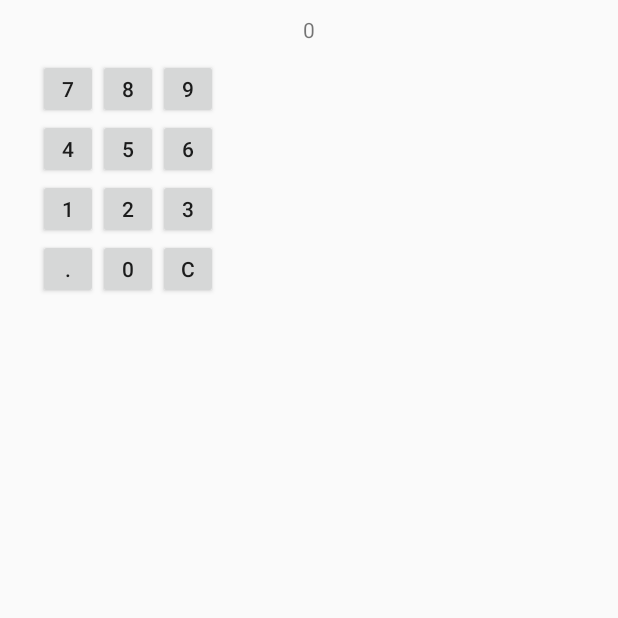
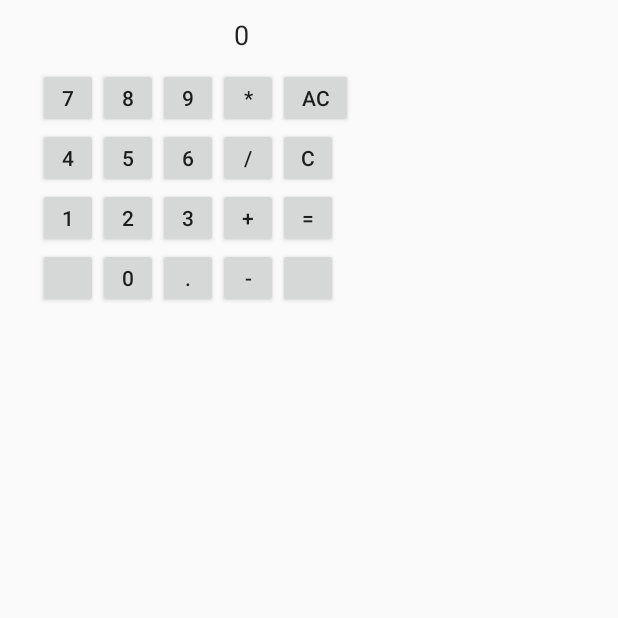
Before and after one commit to Adishar93/AS_Calculator, an Android app: the screen it shows after launch (MainActivity), after a tap on an icon or button, on a phone screen of 412 x 824 dp, the top half of it. Run offline under Robolectric (Android 15) with nearby library versions, the phone set to English and light mode, and no system bars.

Commit message:
Implemented basic operations i.e multiply, divide, add , substract for positive and decimal numbers only; Changed screen to edit text; Added an AC button to clear everything easily

```diff
--- a/app/src/main/java/com/example/ascalculator/MainActivity.kt
+++ b/app/src/main/java/com/example/ascalculator/MainActivity.kt
@@ -1,14 +1,14 @@
 package com.example.ascalculator
 
-import android.content.Intent
+import android.os.Bundle
 import android.support.v7.app.AppCompatActivity
-import android.os.Bundle
-import android.view.View
+import android.text.method.ScrollingMovementMethod
 import android.widget.Button
+import android.widget.EditText
+import android.widget.Scroller
 import android.widget.TextView
-import android.widget.Toast
-import com.example.ascalculator.R
 import kotlinx.android.synthetic.main.activity_main.*
+
 
 const val EXTRA_MESSAGE = "com.example.myfirstapp.MESSAGE"
 
@@ -20,7 +20,7 @@ class MainActivity : AppCompatActivity() {
         super.onCreate(savedInstanceState)
         setContentView(R.layout.activity_main)
 
-        val calScreen=findViewById<TextView>(R.id.calcScreen)
+        val calScreen=findViewById<EditText>(R.id.calcScreen)
 
         val button7 = findViewById<Button>(R.id.bSeven)
         button7.setOnClickListener {updateCalculator("7")}
@@ -49,6 +49,20 @@ class MainActivity : AppCompatActivity() {
         buttonBackspace.setOnClickListener {updateCalculator("C")}
         buttonBackspace.setOnLongClickListener { updateCalculator("CLEAR") }
 
+        val buttonAllClear = findViewById<Button>(R.id.bAllClear)
+        buttonAllClear.setOnClickListener {updateCalculator("CLEAR")}
+
+        val buttonmul = findViewById<Button>(R.id.bMul)
+        buttonmul.setOnClickListener {updateCalculator("*")}
+        val buttondivide = findViewById<Button>(R.id.bDivide)
+        buttondivide.setOnClickListener {updateCalculator("/")}
+        val buttonadd = findViewById<Button>(R.id.bAdd)
+        buttonadd.setOnClickListener {updateCalculator("+")}
+        val buttonsub = findViewById<Button>(R.id.bSub)
+        buttonsub.setOnClickListener {updateCalculator("-")}
+
+        val buttonequals=findViewById<Button>(R.id.bEquals)
+        buttonequals.setOnClickListener {updateCalculator("=")}
 
     }
 
@@ -61,50 +75,108 @@ class MainActivity : AppCompatActivity() {
 
     private fun updateCalculator(input:String): Boolean {
 
+
+
+        //Operation button pressed
+        if(operationAllowed&&(input=="*"||input=="/"||input=="+"||input=="-"))
+        {
+            calcScreen.setText( calcScreen.text.toString() + input)
+            operationAllowed=false;
+        }
+
+        // Number on Keypad is pressed
+        else if(Character.isDigit(input[0])) {
+            if (calcScreen.text.toString() == "0") {
+                calcScreen.setText(input)
+            }
+            else if(calcScreen.length()>1&&(calcScreen.text[calcScreen.length()-1]=='*'||calcScreen.text[calcScreen.length()-1]=='/'||calcScreen.text[calcScreen.length()-1]=='+'||calcScreen.text[calcScreen.length()-1]=='-'))
+            {
+                calcScreen.setText(calcScreen.text.toString() + input)
+                decimalAllowed=true
+            }
+            else {
+                calcScreen.setText(calcScreen.text.toString() + input)
+            }
+
+        }
+        //Decimal Button Pressed
+        else if(input==".")
+        {
+            if(decimalAllowed&&Character.isDigit(calcScreen.text[calcScreen.length()-1]))
+            {
+                calcScreen.setText( calcScreen.text.toString() + input)
+                decimalAllowed=false;
+            }
+
+        }
+        //Equals button pressed
+        else if(input=="=")
+        {
+            val screenString=calcScreen.text.toString()
+            if(screenString.contains('*'))
+            {
+                val candidates=screenString.split('*')
+                val first=candidates[0].toDouble()
+                val second=candidates[1].toDouble()
+                calcScreen.setText((first*second).toString())
+            }
+            else if(screenString.contains('/'))
+            {
+                val candidates=screenString.split('/')
+                val first=candidates[0].toDouble()
+                val second=candidates[1].toDouble()
+                calcScreen.setText((first/second).toString())
+            }
+            else if(screenString.contains('+'))
+            {
+                val candidates=screenString.split('+')
+                val first=candidates[0].toDouble()
+                val second=candidates[1].toDouble()
+                calcScreen.setText((first+second).toString())
+            }
+            else if(screenString.contains('-'))
+            {
+                val candidates=screenString.split('-')
+                val first=candidates[0].toDouble()
+                val second=candidates[1].toDouble()
+                calcScreen.setText((first-second).toString())
+            }
+
+            operationAllowed=true;
+        }
         //C Button is Pressed
-        if(input=="C")
+        else if(input=="C")
         {
             if(calcScreen.text.length==1&&calcScreen.text.toString()!="0")
             {
-                calcScreen.text="0"
+                calcScreen.setText("0")
             }
             else if(calcScreen.text[calcScreen.length()-1]=='.')
             {
-                calcScreen.text=calcScreen.text.toString().subSequence(0,calcScreen.text.length-1)
+                calcScreen.setText(calcScreen.text.toString().subSequence(0,calcScreen.text.length-1))
                 decimalAllowed=true
+            }
+            else if(calcScreen.text[calcScreen.length()-1]=='*'||calcScreen.text[calcScreen.length()-1]=='/'||calcScreen.text[calcScreen.length()-1]=='+'||calcScreen.text[calcScreen.length()-1]=='-')
+            {
+                calcScreen.setText(calcScreen.text.toString().subSequence(0,calcScreen.text.length-1))
+                operationAllowed=true
             }
             else if(calcScreen.text.toString()!="0")
             {
-                calcScreen.text=calcScreen.text.toString().subSequence(0,calcScreen.text.length-1)
+                calcScreen.setText(calcScreen.text.toString().subSequence(0,calcScreen.text.length-1))
             }
 
         }
         //C button was long pressed
         else if(input=="CLEAR")
         {
-            calcScreen.text="0"
+            calcScreen.setText("0")
             decimalAllowed=true
+            operationAllowed=true
             return true;
         }
-        //Decimal Button Pressed
-        else if(input==".")
-        {
-            if(decimalAllowed&&Character.isDigit(calcScreen.text[calcScreen.length()-1]))
-            {
-                calcScreen.text = calcScreen.text.toString() + input
-                decimalAllowed=false;
-            }
 
-        }
-        // Number on Keypad is pressed
-        else {
-            if (calcScreen.text.toString() == "0") {
-                calcScreen.text = input
-            } else {
-                calcScreen.text = calcScreen.text.toString() + input
-            }
 
-        }
         return false;
     }
 }
--- a/app/src/main/res/layout/activity_main.xml
+++ b/app/src/main/res/layout/activity_main.xml
@@ -6,14 +6,18 @@
     android:layout_height="match_parent"
     tools:context="com.example.ascalculator.MainActivity">
 
-    <TextView
+    <EditText
         android:id="@+id/calcScreen"
-        android:layout_height="wrap_content"
-        android:layout_width="wrap_content"
-        android:layout_marginTop="10dp"
+        android:layout_height="20dp"
+        android:layout_width="100dp"
+        android:layout_marginTop="15dp"
+        android:background="@android:color/transparent"
+        android:clickable="false"
+        android:cursorVisible="false"
+        android:focusable="false"
+        android:layout_alignParentTop="true"
+        android:layout_centerHorizontal="true"
         android:text="0"
-       android:layout_alignParentTop="true"
-        android:layout_centerHorizontal="true"
         />
 
     <GridLayout
@@ -89,17 +93,85 @@
 
             />
         <Button
+            android:id="@+id/bSpace"
+            android:layout_width="40dp"
+            android:layout_height="40dp"
+            android:text=""
+
+            />
+
+        <Button
+            android:id="@+id/bZero"
+            android:layout_width="40dp"
+            android:layout_height="40dp"
+            android:text="0"
+
+            />
+        <Button
             android:id="@+id/bDecimal"
             android:layout_width="40dp"
             android:layout_height="40dp"
             android:text="."
 
             />
+
+
+
+    </GridLayout>
+
+   <GridLayout
+       android:id="@+id/gOperations"
+       android:layout_height="wrap_content"
+       android:layout_width="wrap_content"
+       android:columnCount="1"
+       android:layout_marginTop="10dp"
+       android:layout_below="@+id/calcScreen"
+       android:layout_toEndOf="@+id/gKeypad"
+       >
+       <Button
+           android:id="@+id/bMul"
+           android:layout_width="40dp"
+           android:layout_height="40dp"
+           android:text="*"
+
+           />
+       <Button
+           android:id="@+id/bDivide"
+           android:layout_width="40dp"
+           android:layout_height="40dp"
+           android:text="/"
+
+           />
+       <Button
+           android:id="@+id/bAdd"
+           android:layout_width="40dp"
+           android:layout_height="40dp"
+           android:text="+"
+
+           />
+       <Button
+           android:id="@+id/bSub"
+           android:layout_width="40dp"
+           android:layout_height="40dp"
+           android:text="-"
+
+           />
+   </GridLayout>
+
+    <GridLayout
+        android:id="@+id/gClearEquals"
+        android:layout_height="wrap_content"
+        android:layout_width="wrap_content"
+        android:columnCount="1"
+        android:layout_marginTop="10dp"
+        android:layout_below="@+id/calcScreen"
+        android:layout_toEndOf="@+id/gOperations"
+        >
         <Button
-            android:id="@+id/bZero"
-            android:layout_width="40dp"
+            android:id="@+id/bAllClear"
+            android:layout_width="50dp"
             android:layout_height="40dp"
-            android:text="0"
+            android:text="AC"
 
             />
 
@@ -111,15 +183,21 @@
 
             />
 
+        <Button
+            android:id="@+id/bEquals"
+            android:layout_width="40dp"
+            android:layout_height="40dp"
+            android:text="="
+
+            />
+        <Button
+            android:id="@+id/bSpace3"
+            android:layout_width="40dp"
+            android:layout_height="40dp"
+            android:text=""
+
+            />
+
     </GridLayout>
 
-   <GridLayout
-       android:id="@+id/gOperations"
-       android:layout_height="wrap_content"
-       android:layout_width="wrap_content"
-       android:layout_below="@+id/calcScreen"
-       android:layout_toEndOf="@+id/gKeypad"
-       >
-   </GridLayout>
-
 </RelativeLayout>
```
